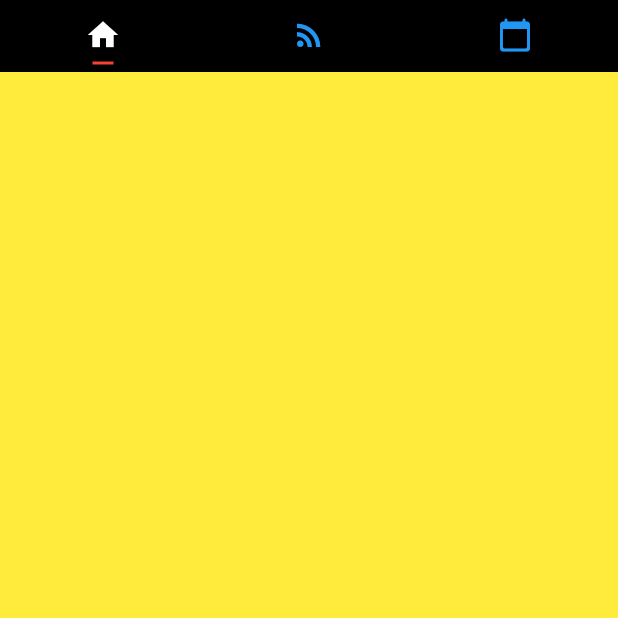
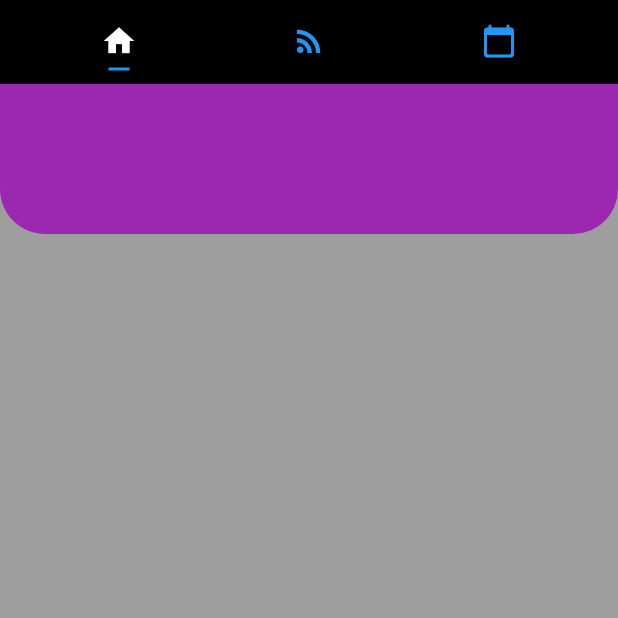
Before and after one commit to igorrivchin/Projekte, a Flutter app: the screen it shows after launch, on a phone screen of 412 x 824 dp, the top half of it. Run offline on Flutter 3.47's test engine with Material 2 defaults, Android fonts, the phone set to English and light mode, and no system bars.

Commit message:
ui logo and navigation tabs

```diff
--- a/App/lib/main.dart
+++ b/App/lib/main.dart
@@ -38,35 +38,50 @@ class _MyHomePageState extends State<MyHomePage> {
 
   @override
   Widget build(BuildContext context) {
-    return SafeArea(
-      child: MaterialApp(
+    return MaterialApp(
       //statt Scaffold
       color: Colors.yellow,
-        home: DefaultTabController(
+      home: SafeArea(
+        child: DefaultTabController(
           length: 3,
           child: new Scaffold(
-            body: TabBarView(
+            body: Stack(
+              children: <Widget>[
+                TabBarView(
                   children: [
                     new Container(
-                  color: Colors.yellow,
+                      color: Colors.grey,
                     ),
                     new Container(
-                  color: Colors.orange,
+                      color: Colors.blueGrey,
                     ),
                     new Container(
-                  //color: Colors.lightGreen,
                       decoration: BoxDecoration(
                         image: DecorationImage(
                           image: AssetImage(
                               'assets/images/TSC_Hansa_50_Logo_klein.jpg'),
-                      fit: BoxFit.cover,
+                          fit: BoxFit.contain,
+                          //  colorFilter: new ColorFilter.mode( Colors.blue.withOpacity(0.5), BlendMode.dst)
                         ),
+                        shape: BoxShape.circle,
                       ),
                     ),
                   ],
                 ),
-            //bottomNavigationBar: new TabBar(
-            appBar: new TabBar(
+                Container(
+                  height: 100,
+                  decoration: BoxDecoration(
+                    borderRadius: BorderRadius.only(
+                        bottomLeft: Radius.circular(30),
+                        bottomRight: Radius.circular(30)),
+                    color: Colors.purple,
+                  ),
+                )
+              ],
+            ),
+            appBar: new AppBar(
+              elevation: 0,
+              title: new TabBar(
                 tabs: [
                   Tab(
                     icon: new Icon(Icons.home),
@@ -75,7 +90,6 @@ class _MyHomePageState extends State<MyHomePage> {
                     icon: new Icon(Icons.rss_feed),
                   ),
                   Tab(
-                  //icon: new Icon(Icons.perm_identity),
                     icon: new Icon(Icons.calendar_today_rounded),
                   ),
                 ],
@@ -83,12 +97,52 @@ class _MyHomePageState extends State<MyHomePage> {
                 unselectedLabelColor: Colors.blue,
                 indicatorSize: TabBarIndicatorSize.label,
                 indicatorPadding: EdgeInsets.all(5.0),
-              indicatorColor: Colors.red,
               ),
               backgroundColor: Colors.black,
-          ), //scaffold end
+            ),
+          ),
         ),
       ),
     );
   }
 }
+
+/*
+void main() {
+  runApp(MyApp());
+}
+
+class MyApp extends StatelessWidget {
+  @override
+  Widget build(BuildContext context) {
+    return MaterialApp(
+      home: DefaultTabController(
+        length: 3,
+        child: Scaffold(
+          appBar: AppBar(
+            bottom: TabBar(
+              tabs: [
+                Tab(icon: Icon(Icons.directions_car)),
+                Tab(icon: Icon(Icons.directions_transit)),
+                Tab(icon: Icon(Icons.directions_bike)),
+              ],
+              labelColor: Colors.white,
+              unselectedLabelColor: Colors.black,
+              indicatorSize: TabBarIndicatorSize.label,
+              indicatorPadding: EdgeInsets.all(5.0),
+            ),
+            title: Text('Todo App'),
+          ),
+          body: TabBarView(
+            children: [
+              Icon(Icons.directions_car),
+              Icon(Icons.directions_transit),
+              Icon(Icons.directions_bike),
+            ],
+          ),
+        ),
+      ),
+    );
+  }
+}
+*/
```
Lines whose indentation alone changed are shown as unchanged.
